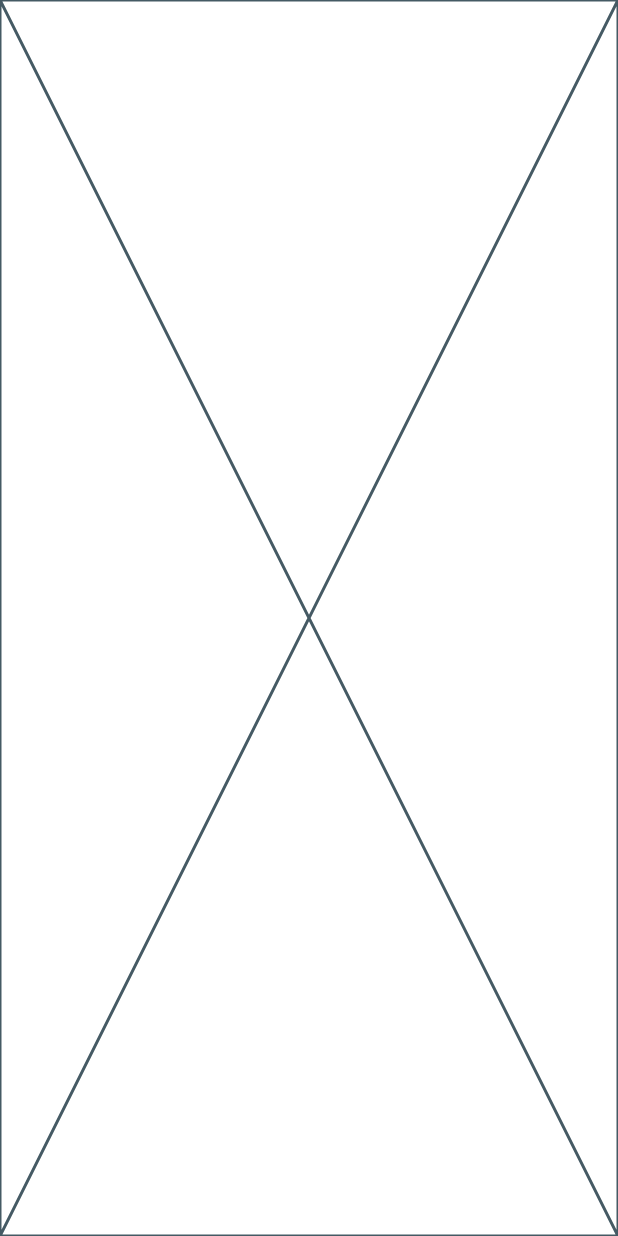
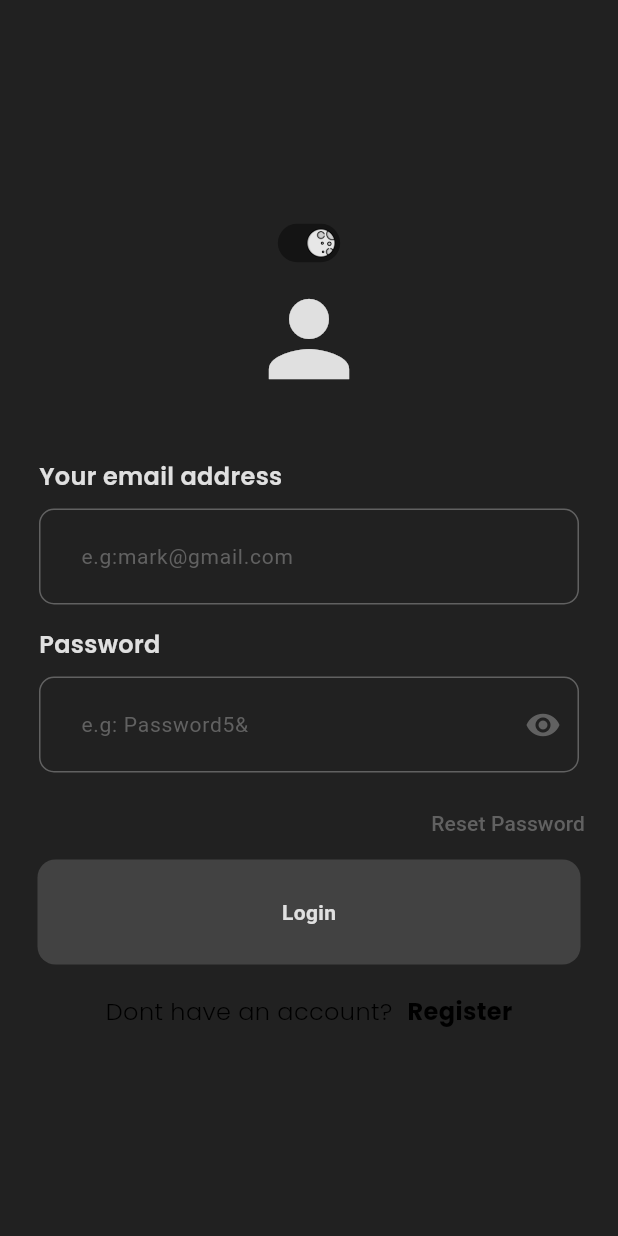
Before and after one commit to thenaijadev/minimalist_social_app, a Flutter app: the screen it shows after launch, on a phone screen of 412 x 824 dp. Run offline on Flutter 3.47's test engine with Material 3 defaults, Android fonts, the phone set to English and light mode, and no system bars; our stand-ins replace bloc, dartz, dio, equatable, firebase_core, flutter_bloc and 4 more; missing offline and left inert: data_connection_checker_tv; accounts and stored records are empty; Roboto replaces fonts that are missing (Neue Plak).

Commit message:
Login Form

```diff
--- a/lib/config/router/app_router.dart
+++ b/lib/config/router/app_router.dart
@@ -1,15 +1,19 @@
 import 'package:flutter/material.dart';
 import 'package:minimalist_social_app/config/router/routes.dart';
 import 'package:minimalist_social_app/core/widgets/error_screen.dart';
-import 'package:minimalist_social_app/features/auth/presentation/pages/registration_screen.dart';
+import 'package:minimalist_social_app/features/auth/presentation/screens/login_screen.dart';
 
 class AppRouter {
   Route onGenerateRoute(RouteSettings routeSettings) {
     // logger.i("This is the route: ${routeSettings.name}");
     switch (routeSettings.name) {
-      case Routes.landing:
+      case Routes.login:
         return MaterialPageRoute(
-          builder: (_) => const RegistrationScreen(),
+          builder: (_) => const LoginScreen(),
+        );
+      case Routes.register:
+        return MaterialPageRoute(
+          builder: (_) => const LoginScreen(),
         );
 
       // case Routes.registration:
--- a/lib/config/router/routes.dart
+++ b/lib/config/router/routes.dart
@@ -1,13 +1,6 @@
 class Routes {
   static const String landing = '/';
-  static const String registration = '/registeration';
+  static const String register = '/registeration';
   static const String login = '/login';
-  static const String home = '/home';
-  static const String foodType = '/foodType';
-  static const String soups = '/soups';
-  static const String meats = '/meats';
-  static const String drinks = '/drinks';
-  static const String cart = '/cart';
-  static const String payment = '/payment';
-  static const String verifyPhoneNo = '/verifyPhoneNo';
+  static const String forgotPassword = '/forgotPassword';
 }
--- a/lib/config/theme/dark_theme.dart
+++ b/lib/config/theme/dark_theme.dart
@@ -2,21 +2,18 @@ import 'package:flutter/material.dart';
 
 ThemeData darkTheme() {
   return ThemeData(
-    scaffoldBackgroundColor: const Color.fromARGB(255, 0, 0, 0),
+    scaffoldBackgroundColor: Colors.white,
     fontFamily: "Multi",
-    colorScheme: const ColorScheme.dark(
-      brightness: Brightness.dark,
-      background: Colors.black,
-      primary: Colors.white,
+    brightness: Brightness.light,
+    colorScheme: ColorScheme.dark(
+      brightness: Brightness.light,
+      background: Colors.grey.shade900,
+      primary: Colors.grey.shade800,
+      secondary: Colors.grey.shade700,
+      inversePrimary: Colors.grey.shade300,
     ),
-    appBarTheme: const AppBarTheme(
-      backgroundColor: Colors.black,
-      elevation: 0,
-      // color: Colors.white,
-      centerTitle: true,
-      iconTheme: IconThemeData(color: Colors.grey),
-      titleTextStyle:
-          TextStyle(color: Color.fromARGB(255, 255, 255, 255), fontSize: 18),
-    ),
+    textTheme: ThemeData.light()
+        .textTheme
+        .apply(bodyColor: Colors.grey[300], displayColor: Colors.black),
   );
 }
--- a/lib/config/theme/light_theme.dart
+++ b/lib/config/theme/light_theme.dart
@@ -4,15 +4,22 @@ ThemeData lightTheme() {
   return ThemeData(
     scaffoldBackgroundColor: Colors.white,
     fontFamily: "Multi",
-    colorScheme: const ColorScheme.light(
-        brightness: Brightness.light,
-        primary: Colors.black,
-        secondary: Colors.white),
-    appBarTheme: const AppBarTheme(
-        backgroundColor: Colors.white,
-        elevation: 0,
-        centerTitle: true,
-        iconTheme: IconThemeData(color: Colors.grey),
-        titleTextStyle: TextStyle(color: Colors.grey, fontSize: 18)),
+    brightness: Brightness.light,
+    colorScheme: ColorScheme.light(
+      brightness: Brightness.light,
+      background: Colors.grey.shade300,
+      primary: Colors.grey.shade200,
+      secondary: Colors.grey.shade500,
+      inversePrimary: Colors.grey.shade800,
+    ),
+    textTheme: ThemeData.light()
+        .textTheme
+        .apply(bodyColor: Colors.grey[800], displayColor: Colors.black),
+    // appBarTheme: const AppBarTheme(
+    //     backgroundColor: Colors.white,
+    //     elevation: 0,
+    //     centerTitle: true,
+    //     iconTheme: IconThemeData(color: Colors.grey),
+    //     titleTextStyle: TextStyle(color: Colors.grey, fontSize: 18)),
   );
 }
--- /dev/null
+++ b/lib/core/validator/validator.dart
@@ -0,0 +1,81 @@
+class Validator {
+  static String? validateEmail(String? value) {
+    if (value == null || value.isEmpty) {
+      return 'Please enter an email address.';
+    }
+    final emailRegExp = RegExp(r'^[\w-\.]+@([\w-]+\.)+[\w-]{2,4}$');
+    if (!emailRegExp.hasMatch(value)) {
+      return 'Please enter a valid email address.';
+    }
+    return null;
+  }
+
+  static String? validateText(String? value, String? label) {
+    if (value == null || value.isEmpty) {
+      return '$label cannot be empty';
+    } else if (value.length < 3) {
+      return "Your name is too short";
+    } else if (value.contains(" ")) {
+      return "$label cannot contain spaces";
+    }
+    return null;
+  }
+
+  static String? validateAddress(String? value, String? label) {
+    if (value == null || value.isEmpty) {
+      return '$label cannot be empty';
+    } else if (value.length < 10) {
+      return "This address seems to be too short";
+    }
+    return null;
+  }
+
+  static String? validatePhoneNumber(String value) {
+    String pattern = r'(^(?:[+0]9)?[0-9]{10,12}$)';
+    RegExp regExp = RegExp(pattern);
+    if (value.isEmpty) {
+      return 'Please enter mobile number';
+    } else if (!regExp.hasMatch(value)) {
+      return 'Please enter valid mobile number';
+    } else if (value.length < 11) {
+      return 'Please enter valid mobile number';
+    }
+    return null;
+  }
+
+  static String? validateConfirmPassword(String? value, String firstPassword) {
+    if (value != null && value != firstPassword) {
+      return "Password doesn't match!";
+    } else {
+      return null;
+    }
+  }
+
+  static String? validatePassword(String? password) {
+    if (password == null) return 'Password cannot be empty';
+
+    // Check for at least one uppercase letter
+    final upperRegex = RegExp('[A-Z]');
+    if (!upperRegex.hasMatch(password)) {
+      return 'Your password must contain at least one uppercase letter';
+    }
+
+    // Check for at least one lowercase letter
+    final lowerRegex = RegExp('[a-z]');
+    if (!lowerRegex.hasMatch(password)) {
+      return 'Your password must contain at least one lowercase letter';
+    }
+
+    // Check for at least one special character
+    final specialCharRegex = RegExp(r'[!@#$%^&*(),.?":{}|<>]');
+    if (!specialCharRegex.hasMatch(password)) {
+      return 'Your password must contain a special character';
+    }
+
+    // Check length
+    if (password.length < 8) {
+      return 'Your password must be at least 8 characters';
+    }
+    return null;
+  }
+}
--- /dev/null
+++ b/lib/features/auth/presentation/screens/login_screen.dart
@@ -0,0 +1,162 @@
+import 'package:flutter/material.dart';
+import 'package:flutter_bloc/flutter_bloc.dart';
+import 'package:gap/gap.dart';
+import 'package:minimalist_social_app/config/router/routes.dart';
+import 'package:minimalist_social_app/core/validator/validator.dart';
+import 'package:minimalist_social_app/core/widgets/text_widget.dart';
+import 'package:minimalist_social_app/features/auth/presentation/widgets/form_button.dart';
+import 'package:minimalist_social_app/features/auth/presentation/widgets/input_field_widget.dart';
+import 'package:minimalist_social_app/features/dark_mode/presentation/bloc/dark_mode_bloc.dart';
+
+class LoginScreen extends StatefulWidget {
+  const LoginScreen({super.key});
+
+  @override
+  State<LoginScreen> createState() => _LoginScreenState();
+}
+
+class _LoginScreenState extends State<LoginScreen> {
+  final formKey = GlobalKey<FormState>();
+  final emailKey = GlobalKey<FormFieldState>();
+  final passwordKey = GlobalKey<FormFieldState>();
+  bool? emailState = false;
+  bool? passwordState = false;
+  bool enabled = false;
+  bool obscureText = true;
+  bool? checkBoxValue = false;
+  @override
+  Widget build(BuildContext context) {
+    return Scaffold(
+      backgroundColor: Theme.of(context).colorScheme.background,
+      body: Center(
+        child: SingleChildScrollView(
+          child: Form(
+            key: formKey,
+            child: Padding(
+              padding: const EdgeInsets.all(10.0),
+              child: Column(
+                children: [
+                  Transform.scale(
+                    scale: .8,
+                    child: BlocBuilder<DarkModeBloc, DarkModeState>(
+                        builder: (context, state) {
+                      return state is DarkModeCurrentState
+                          ? Switch(
+                              activeColor: Colors.black,
+                              activeThumbImage:
+                                  const AssetImage("images/moon.png"),
+                              inactiveThumbImage:
+                                  const AssetImage("images/sun.png"),
+                              activeTrackColor:
+                                  const Color.fromARGB(255, 20, 20, 20),
+                              value: state.isDark,
+                              onChanged: (value) {
+                                context.read<DarkModeBloc>().add(
+                                    ToggleDarkModeEvent(isDark: !state.isDark));
+                              },
+                            )
+                          : const SizedBox();
+                    }),
+                  ),
+                  Icon(Icons.person,
+                      size: 80,
+                      color: Theme.of(context).colorScheme.inversePrimary),
+                  const Gap(
+                    25,
+                  ),
+                  InputFieldWidget(
+                    textFieldkey: emailKey,
+                    label: "Your email address",
+                    hintText: "e.g:mark@gmail.com",
+                    onChanged: (val) {
+                      setState(() {
+                        emailState = emailKey.currentState?.validate();
+                      });
+                    },
+                    validator: (val) {
+                      final emailState =
+                          Validator.validateEmail(emailKey.currentState?.value);
+                      return emailState;
+                    },
+                    enabledBorderRadius: 10,
+                    hintColor: Theme.of(context).colorScheme.secondary,
+                  ),
+                  InputFieldWidget(
+                    textFieldkey: passwordKey,
+                    obscureText: obscureText,
+                    label: "Password",
+                    suffixIcon: IconButton(
+                      onPressed: () {
+                        setState(() {
+                          obscureText = !obscureText;
+                        });
+                      },
+                      icon: Icon(obscureText
+                          ? Icons.visibility
+                          : Icons.visibility_off),
+                      color: Theme.of(context).colorScheme.secondary,
+                    ),
+                    hintText: "e.g: Password5&",
+                    onChanged: (val) {
+                      setState(() {
+                        emailState = passwordKey.currentState?.validate();
+                      });
+                    },
+                    validator: (val) {
+                      final emailState = Validator.validatePassword(
+                          passwordKey.currentState?.value);
+                      return emailState;
+                    },
+                    enabledBorderRadius: 10,
+                    hintColor: Theme.of(context).colorScheme.secondary,
+                  ),
+                  const Gap(10),
+                  Row(
+                    mainAxisAlignment: MainAxisAlignment.end,
+                    children: [
+                      TextButton(
+                        onPressed: () {
+                          Navigator.pushNamed(context, Routes.forgotPassword);
+                        },
+                        child: Text(
+                          "Reset Password",
+                          style: TextStyle(
+                            color: Theme.of(context).colorScheme.secondary,
+                            fontSize: 14,
+                          ),
+                        ),
+                      ),
+                    ],
+                  ),
+                  FormButton(
+                    label: "Login",
+                    onTap: () {},
+                  ),
+                  const Gap(20),
+                  const Row(
+                    mainAxisAlignment: MainAxisAlignment.center,
+                    children: [
+                      Flexible(
+                        child: TextWidget(
+                          fontWeight: FontWeight.w300,
+                          text: "Dont have an account?",
+                        ),
+                      ),
+                      SizedBox(
+                        width: 10,
+                      ),
+                      TextWidget(
+                        fontWeight: FontWeight.bold,
+                        text: "Register",
+                      ),
+                    ],
+                  ),
+                ],
+              ),
+            ),
+          ),
+        ),
+      ),
+    );
+  }
+}
--- /dev/null
+++ b/lib/features/auth/presentation/widgets/form_button.dart
@@ -0,0 +1,24 @@
+import 'package:flutter/material.dart';
+
+class FormButton extends StatelessWidget {
+  const FormButton({super.key, required this.label, required this.onTap});
+  final String label;
+  final VoidCallback onTap;
+  @override
+  Widget build(BuildContext context) {
+    return GestureDetector(
+      child: Container(
+        margin: const EdgeInsets.symmetric(horizontal: 15),
+        padding: const EdgeInsets.symmetric(vertical: 25),
+        decoration: BoxDecoration(
+            color: Theme.of(context).colorScheme.primary,
+            borderRadius: BorderRadius.circular(12)),
+        child: Center(
+            child: Text(
+          label,
+          style: const TextStyle(fontWeight: FontWeight.bold),
+        )),
+      ),
+    );
+  }
+}
--- /dev/null
+++ b/lib/features/auth/presentation/widgets/input_field_widget.dart
@@ -0,0 +1,113 @@
+import 'package:flutter/material.dart';
+import 'package:minimalist_social_app/core/widgets/text_widget.dart';
+
+class InputFieldWidget extends StatelessWidget {
+  const InputFieldWidget(
+      {super.key,
+      required this.label,
+      required this.hintColor,
+      this.initialValue,
+      required this.hintText,
+      this.hintSize = 14,
+      required this.onChanged,
+      this.validator,
+      required this.textFieldkey,
+      this.obscureText = false,
+      this.suffixIcon,
+      this.prefixicon,
+      this.padding = const EdgeInsets.only(bottom: 10),
+      this.onTap,
+      this.maxLines = 1,
+      this.fontWeight = FontWeight.w600,
+      this.labelFontSize = 16,
+      this.enabledBorderRadius = 30,
+      this.verticalContentPadding = 20,
+      this.controller});
+  final String label;
+  final String hintText;
+  final double hintSize;
+  final void Function(String?) onChanged;
+  final void Function()? onTap;
+
+  final String? Function(String?)? validator;
+  final GlobalKey<FormFieldState> textFieldkey;
+  final bool obscureText;
+  final Widget? suffixIcon;
+  final Widget? prefixicon;
+  final String? initialValue;
+  final EdgeInsetsGeometry padding;
+  final int? maxLines;
+  final double enabledBorderRadius;
+  final double verticalContentPadding;
+  final FontWeight fontWeight;
+  final Color hintColor;
+  final double labelFontSize;
+  final TextEditingController? controller;
+  @override
+  Widget build(BuildContext context) {
+    return Padding(
+      padding: const EdgeInsets.only(left: 16, right: 16, top: 15),
+      child: SizedBox(
+        width: double.infinity,
+        child: Column(crossAxisAlignment: CrossAxisAlignment.start, children: [
+          Padding(
+            padding: padding,
+            child: TextWidget(
+              text: label,
+              color: Theme.of(context).colorScheme.inversePrimary,
+              fontWeight: fontWeight,
+              fontSize: labelFontSize,
+            ),
+          ),
+          TextFormField(
+            controller: controller,
+            onTap: onTap,
+            key: textFieldkey,
+            initialValue: initialValue,
+            onChanged: onChanged,
+            maxLines: maxLines,
+            validator: validator,
+            obscureText: obscureText,
+            decoration: InputDecoration(
+              prefixIcon: prefixicon,
+              suffixIcon: suffixIcon,
+              hintStyle: TextStyle(
+                  color: hintColor,
+                  fontSize: hintSize,
+                  fontFamily: 'Neue Plak'),
+              contentPadding: EdgeInsets.symmetric(
+                  horizontal: 24, vertical: verticalContentPadding),
+              errorBorder: OutlineInputBorder(
+                borderRadius: BorderRadius.circular(10),
+                borderSide: const BorderSide(
+                  color: Color.fromARGB(255, 255, 0, 0),
+                  width: 2.0,
+                ),
+              ),
+              focusedErrorBorder: OutlineInputBorder(
+                borderRadius: BorderRadius.circular(10),
+                borderSide: const BorderSide(
+                  color: Color.fromARGB(255, 255, 0, 0),
+                  width: 2.0,
+                ),
+              ),
+              focusedBorder: OutlineInputBorder(
+                borderRadius: BorderRadius.circular(10),
+                borderSide: BorderSide(
+                  color: Theme.of(context).colorScheme.inversePrimary,
+                  width: 2.0,
+                ),
+              ),
+              enabledBorder: OutlineInputBorder(
+                borderSide: BorderSide(
+                    color: Theme.of(context).colorScheme.secondary, width: 1),
+                borderRadius: BorderRadius.circular(enabledBorderRadius),
+              ),
+              hintText: hintText,
+            ),
+          ),
+        ]),
+      ),
+    );
+  }
+}
--- a/lib/main.dart
+++ b/lib/main.dart
@@ -5,12 +5,11 @@ import 'package:flutter_bloc/flutter_bloc.dart';
 import 'package:hive_flutter/adapters.dart';
 import 'package:hive_flutter/hive_flutter.dart';
 import 'package:minimalist_social_app/config/router/app_router.dart';
+import 'package:minimalist_social_app/config/router/routes.dart';
 import 'package:minimalist_social_app/config/theme/dark_theme.dart';
 import 'package:minimalist_social_app/config/theme/light_theme.dart';
 import 'package:minimalist_social_app/features/dark_mode/presentation/bloc/dark_mode_bloc.dart';
 import 'package:minimalist_social_app/firebase_options.dart';
-// import 'package:flutter_bloc/flutter_bloc.dart';
-// import 'package:hive/hive.dart';
 
 void main() async {
   appInitialization();
@@ -53,7 +52,7 @@ class MyApp extends StatelessWidget {
                 theme: state.isDark ? darkTheme() : lightTheme(),
                 debugShowCheckedModeBanner: false,
                 title: 'Flutter Demo',
-                initialRoute: "/",
+                initialRoute: Routes.login,
                 onGenerateRoute: appRouter.onGenerateRoute,
               );
             }
```
Also changed, not shown: pubspec.yaml (+5 -51 lines), images/moon.png (added), images/sun.png (added), lib/features/auth/presentation/screens/registration_screen.dart (renamed from lib/features/auth/presentation/pages/registration_screen.dart), pubspec.lock.
